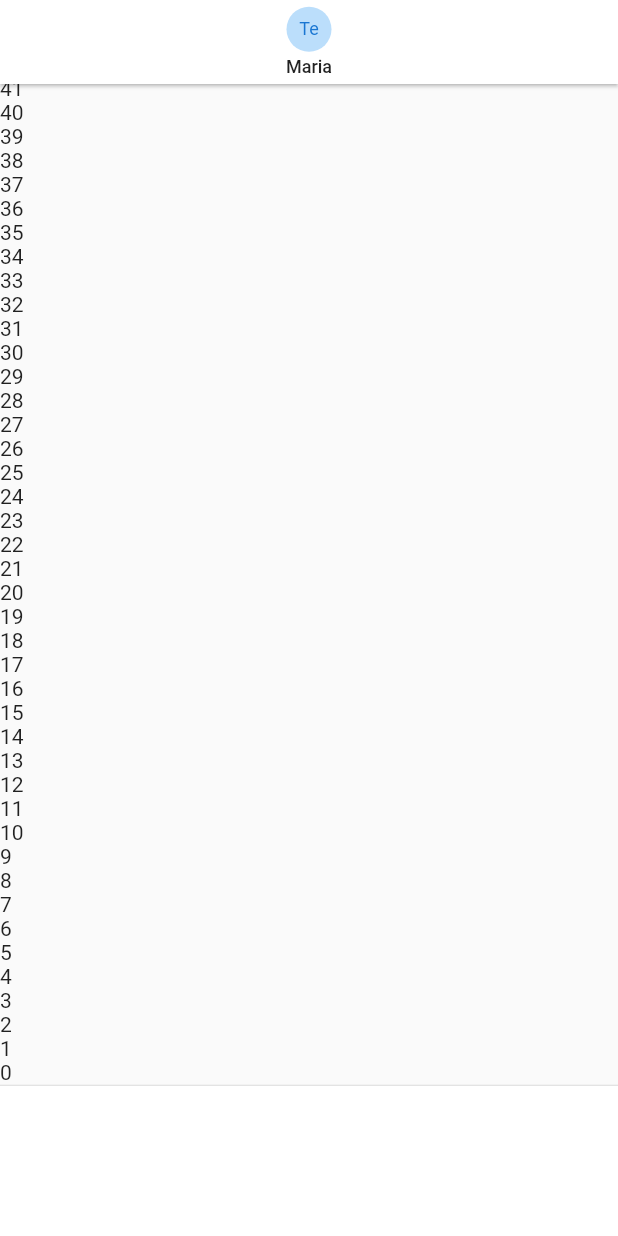
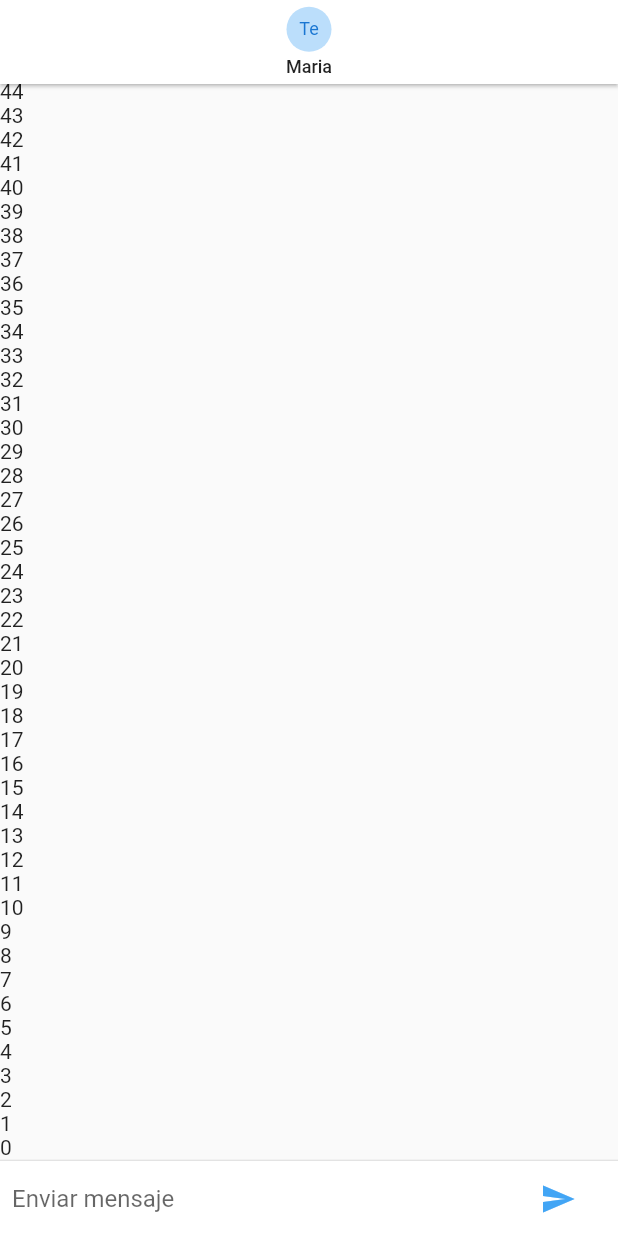
Before and after one commit to ferchodeleon/real_time_chat, a Flutter app: the ChatPage screen opened by its route, on a phone screen of 412 x 824 dp. Run offline on Flutter 3.47's test engine with Material 2 defaults, Android fonts, the phone set to English and light mode, and no system bars; our stand-ins replace pull_to_refresh.

Commit message:
Create chat page

```diff
--- a/lib/pages/chat_page.dart
+++ b/lib/pages/chat_page.dart
@@ -1,7 +1,18 @@
+import 'dart:io';
+
+import 'package:flutter/cupertino.dart';
 import 'package:flutter/material.dart';
 
-class ChatPage extends StatelessWidget {
+class ChatPage extends StatefulWidget {
   const ChatPage({super.key});
+
+  @override
+  State<ChatPage> createState() => _ChatPageState();
+}
+
+class _ChatPageState extends State<ChatPage> {
+  final _textController = TextEditingController();
+  final _focusNode = FocusNode();
 
   @override
   Widget build(BuildContext context) {
@@ -41,11 +52,55 @@ class ChatPage extends StatelessWidget {
             //TODO: Caja de texto
             Container(
               color: Colors.white,
-              height: 100,
+              height: 50,
+              child: _inputChat(),
             ),
           ],
         ),
       ),
     );
   }
+
+  Widget _inputChat() {
+    return SafeArea(
+      child: Container(
+        margin: const EdgeInsets.symmetric(horizontal: 8),
+        child: Row(
+          children: [
+            Flexible(
+              child: TextField(
+                controller: _textController,
+                onSubmitted: _handleSumit,
+                onChanged: (String text) {
+                  //TODO: Cuando hay un valor, para poder postear
+                },
+                decoration:
+                    InputDecoration.collapsed(hintText: 'Enviar mensaje'),
+                focusNode: _focusNode,
+              ),
+            ),
+            Container(
+              margin: const EdgeInsets.symmetric(horizontal: 4.0),
+              child: Platform.isIOS
+                  ? CupertinoButton(child: Text('Enviar'), onPressed: () {})
+                  : Container(
+                      margin: const EdgeInsets.symmetric(horizontal: 4.0),
+                      child: IconButton(
+                        color: Colors.blue[400],
+                        onPressed: () {},
+                        icon: const Icon(Icons.send),
+                      ),
+                    ),
+            )
+          ],
+        ),
+      ),
+    );
+  }
+
+  _handleSumit(String texto) {
+    print(texto);
+    _textController.clear();
+    _focusNode.requestFocus();
+  }
 }
```
